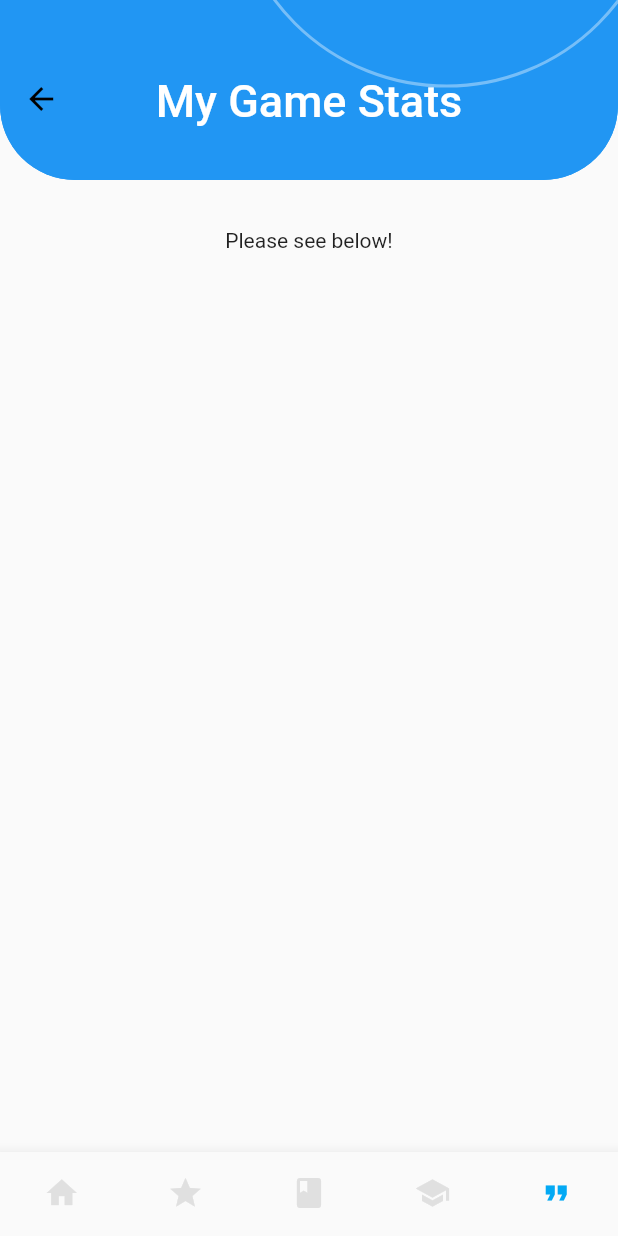
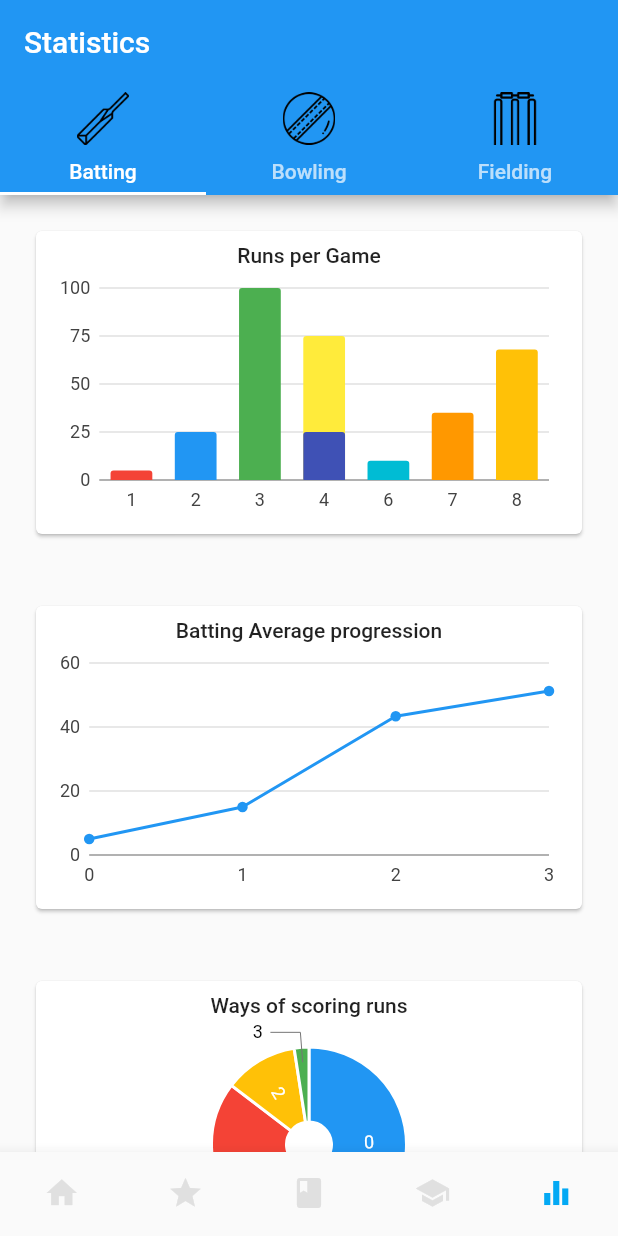
Before and after one commit to Vimal-Raghubir/Cricket_Success, a Flutter app: the screen it shows after launch, item 5 of the bottom bar chosen, on a phone screen of 412 x 824 dp. Run offline on Flutter 3.47's test engine with Material 2 defaults, Android fonts, the phone set to English and light mode, and no system bars; our stand-ins replace charts_flutter, percent_indicator, sqflite, toast; accounts and stored records are empty.

Commit message:
Added 3 charts and created classes for them

```diff
--- /dev/null
+++ b/lib/graphs/bar_chart.dart
@@ -0,0 +1,48 @@
+/// Bar chart example
+import 'package:charts_flutter/flutter.dart' as charts;
+import 'package:flutter/material.dart';
+
+class SimpleBarChart extends StatelessWidget {
+  final List<charts.Series> seriesList;
+  final bool animate;
+  final String title;
+
+  SimpleBarChart(this.seriesList, {this.animate, this.title});
+
+
+
+  @override
+  Widget build(BuildContext context) {
+    return Container(
+      height: 250,
+      padding: EdgeInsets.all(20),
+      child: Card(
+        child: Padding(
+          padding: const EdgeInsets.all(8.0),
+          child: Column(
+            children: <Widget>[
+              Text(title,
+              style: Theme.of(context).textTheme.body2,
+              ),
+              Expanded(
+                child: charts.BarChart(seriesList, animate: animate),
+              ),
+            ],
+          )
+        )
+      )
+    );
+
+  }
+}
+
+/// Sample ordinal data type.
+class Bar_ChartData {
+  final String xAxis;
+  final int yAxis;
+  final charts.Color color;
+
+  Bar_ChartData(this.xAxis, this.yAxis, Color color)
+      : this.color = new charts.Color(
+            r: color.red, g: color.green, b: color.blue, a: color.alpha);
+}
--- /dev/null
+++ b/lib/graphs/donut.dart
@@ -0,0 +1,48 @@
+/// Line chart example
+import 'package:charts_flutter/flutter.dart' as charts;
+import 'package:flutter/material.dart';
+
+class DonutPieChart extends StatelessWidget {
+  final List<charts.Series> seriesList;
+  final bool animate;
+  final String title;
+
+  DonutPieChart(this.seriesList, {this.animate, this.title});
+
+
+
+  @override
+  Widget build(BuildContext context) {
+    return Container(
+      height: 250,
+      padding: EdgeInsets.all(20),
+      child: Card(
+        child: Padding(
+          padding: const EdgeInsets.all(8.0),
+          child: Column(
+            children: <Widget>[
+              Text(title,
+              style: Theme.of(context).textTheme.body2,
+              ),
+              Expanded(
+                child: charts.PieChart(seriesList, animate: animate, defaultRenderer: new charts.ArcRendererConfig(arcWidth: 50,arcRendererDecorators: [new charts.ArcLabelDecorator()])),
+              ),
+            ],
+          )
+        )
+      )
+    );
+
+  }
+}
+
+/// Sample ordinal data type.
+class Pie_ChartData {
+  final int xAxis;
+  final double yAxis;
+  final charts.Color color;
+
+  Pie_ChartData(this.xAxis, this.yAxis, Color color)
+      : this.color = new charts.Color(
+            r: color.red, g: color.green, b: color.blue, a: color.alpha);
+}
--- /dev/null
+++ b/lib/graphs/line_chart.dart
@@ -0,0 +1,45 @@
+/// Line chart example
+import 'package:charts_flutter/flutter.dart' as charts;
+import 'package:flutter/material.dart';
+
+class SimpleLineChart extends StatelessWidget {
+  final List<charts.Series> seriesList;
+  final bool animate;
+  final String title;
+
+  SimpleLineChart(this.seriesList, {this.animate, this.title});
+
+
+
+  @override
+  Widget build(BuildContext context) {
+    return Container(
+      height: 250,
+      padding: EdgeInsets.all(20),
+      child: Card(
+        child: Padding(
+          padding: const EdgeInsets.all(8.0),
+          child: Column(
+            children: <Widget>[
+              Text(title,
+              style: Theme.of(context).textTheme.body2,
+              ),
+              Expanded(
+                child: charts.LineChart(seriesList, animate: animate, defaultRenderer: new charts.LineRendererConfig(includePoints: true)),
+              ),
+            ],
+          )
+        )
+      )
+    );
+
+  }
+}
+
+/// Sample ordinal data type.
+class Line_ChartData {
+  final int xAxis;
+  final double yAxis;
+
+  Line_ChartData(this.xAxis, this.yAxis);
+}
--- a/lib/navigation/bottom_navigation.dart
+++ b/lib/navigation/bottom_navigation.dart
@@ -74,8 +74,8 @@ class Bottom_Navigation {
           title: Text('Tutorials'),
         ),
         BottomNavigationBarItem(
-          icon: Icon(Icons.format_quote),
-          title: Text('Quotes'),
+          icon: Icon(Icons.equalizer),
+          title: Text('Statistics'),
         ),
       ],
       onTap: _onItemTapped,
--- a/lib/pages/statistics.dart
+++ b/lib/pages/statistics.dart
@@ -1,7 +1,12 @@
+import 'dart:math';
 import 'package:flutter/material.dart';
 import 'package:cricket_app/navigation/bottom_navigation.dart';
-import 'package:cricket_app/header/header.dart';
+import 'package:cricket_app/graphs/bar_chart.dart';
+import 'package:cricket_app/graphs/line_chart.dart';
+import 'package:cricket_app/graphs/donut.dart';
+import 'package:charts_flutter/flutter.dart' as charts;
 
+var allBarColors = [Colors.red, Colors.blue, Colors.green, Colors.yellow, Colors.indigo, Colors.cyan, Colors.orange, Colors.teal, Colors.amber];
 
 //Used to handle the tutorial page
 class Statistics extends StatefulWidget {
@@ -9,22 +14,120 @@ class Statistics extends StatefulWidget {
 }
 
 class _StatisticsState extends State<Statistics> {
+  var index = 0;
+
+  initState() {
+    index = 0 + Random().nextInt(allBarColors.length - 1);
+  }
+
+  /// Create one series with sample hard coded data.
+  static List<charts.Series<Bar_ChartData, String>> _createBarData() {
+    final data = [
+      new Bar_ChartData('1', 5, Colors.red),
+      new Bar_ChartData('2', 25, Colors.blue),
+      new Bar_ChartData('3', 100, Colors.green),
+      new Bar_ChartData('4', 75, Colors.yellow),
+      new Bar_ChartData('4', 25, Colors.indigo),
+      new Bar_ChartData('6', 10, Colors.cyan),
+      new Bar_ChartData('7', 35, Colors.orange),
+      new Bar_ChartData('8', 68, Colors.amber),
+    ];
+
+    return [
+      new charts.Series<Bar_ChartData, String>(
+        id: 'Sales',
+        colorFn: (Bar_ChartData runs, _) => runs.color,
+        domainFn: (Bar_ChartData runs, _) => runs.xAxis,
+        measureFn: (Bar_ChartData runs, _) => runs.yAxis,
+        data: data,
+      )
+    ];
+  }
+
+    /// Create one series with sample hard coded data.
+  static List<charts.Series<Line_ChartData, int>> _createLineData() {
+    final data = [
+      new Line_ChartData(0, 5),
+      new Line_ChartData(1, 30/2),
+      new Line_ChartData(2, 130/3),
+      new Line_ChartData(3, 205/4),
+    ];
+
+    return [
+      new charts.Series<Line_ChartData, int>(
+        id: 'Sales',
+        colorFn: (_, __) => charts.MaterialPalette.blue.shadeDefault,
+        domainFn: (Line_ChartData sales, _) => sales.xAxis,
+        measureFn: (Line_ChartData sales, _) => sales.yAxis,
+        data: data,
+      )
+    ];
+}
+
+    /// Create one series with sample hard coded data.
+  static List<charts.Series<Pie_ChartData, int>> _createDonutData() {
+    final data = [
+      new Pie_ChartData(0, 100, Colors.blue),
+      new Pie_ChartData(1, 75, Colors.red),
+      new Pie_ChartData(2, 25, Colors.amber),
+      new Pie_ChartData(3, 5, Colors.green),
+    ];
+
+    return [
+      new charts.Series<Pie_ChartData, int>(
+        id: 'Sales',
+        domainFn: (Pie_ChartData sales, _) => sales.xAxis,
+        measureFn: (Pie_ChartData sales, _) => sales.yAxis,
+        colorFn: (Pie_ChartData sales, _) => sales.color,
+        data: data,
+      )
+    ];
+}
+
+  Widget battingPage() {
+    return ListView(children: <Widget>[
+      SimpleBarChart(_createBarData(), animate: true, title: "Runs per Game"),
+      SimpleLineChart(_createLineData(), animate: true, title: "Batting Average progression"),
+      DonutPieChart(_createDonutData(), animate: true, title: "Ways of scoring runs")
+    ]);
+
+    //return SimpleBarChart(_createSampleData(), animate: true);
+  }
+
+  Widget bowlingPage() {
+    return Container(alignment: Alignment.center, child: Text("Bowling"));
+  }
+
+  Widget fieldingPage() {
+    return Container(alignment: Alignment.center, child: Text("Fielding"));
+  }
+
   @override
   Widget build(BuildContext context) {
-    return Scaffold(
-      bottomNavigationBar: Bottom_Navigation().createBottomNavigation(context, 4),
-      body: Column(
-        children: <Widget> [
-          Header().createHeader(context, 8),
-          Container(
-            padding: const EdgeInsets.all(32),
-            child: Text(
-              'Please see below!',
-              softWrap: true,
+    return MaterialApp(
+      home: DefaultTabController(
+        length: 3,
+        child: Scaffold(
+          bottomNavigationBar: Bottom_Navigation().createBottomNavigation(context, 4),
+          appBar: AppBar(
+            bottom: TabBar(
+              tabs: [
+                Tab(icon: Image.asset('assets/images/statistics/bat.png', width: 35, height: 35), text: "Batting"),
+                Tab(icon: Image.asset('assets/images/statistics/ball.png', width: 35, height: 35), text: "Bowling"),
+                Tab(icon: Image.asset('assets/images/statistics/fielding.png', width: 35, height: 35), text: "Fielding"),
+              ],
             ),
-          )
-        ]
-      ),
+            title: Text("Statistics"),
+          ),
+          body: TabBarView(
+            children: [
+              battingPage(),
+              bowlingPage(),
+              fieldingPage(),
+            ],
+          ),
+        ),
+      )
     );
   }
 }
--- a/pubspec.yaml
+++ b/pubspec.yaml
@@ -51,6 +51,7 @@ flutter:
   assets:
     - assets/images/non-colored/
     - assets/images/colored/
+    - assets/images/statistics/
 
   # An image asset can refer to one or more resolution-specific "variants", see
   # https://flutter.dev/assets-and-images/#resolution-aware.
```
Also changed, not shown: assets/images/statistics/ball.png (added), assets/images/statistics/bat.png (added), assets/images/statistics/fielding.png (added).
